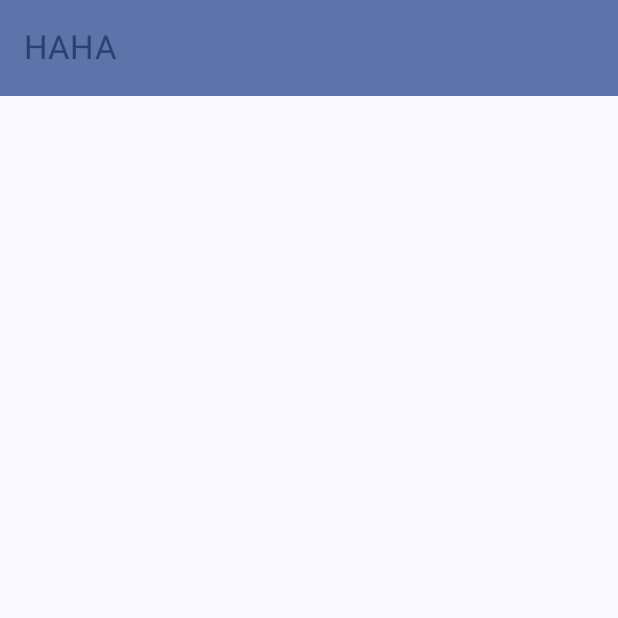
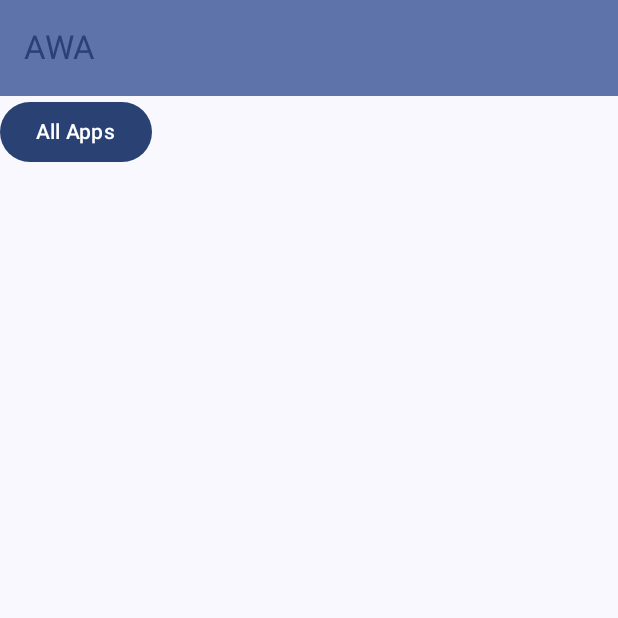
Before and after one commit to Perkedel/HTLauncher, an Android app built with Jetpack Compose: the screen it shows after launch (MainActivity), on a phone screen of 412 x 824 dp, the top half of it. Run offline under Robolectric (Android 15) with nearby library versions, the light colour scheme and no system bars.

Commit message:
[skip ci]

```diff
--- a/app/src/main/java/com/perkedel/htlauncher/MainActivity.kt
+++ b/app/src/main/java/com/perkedel/htlauncher/MainActivity.kt
@@ -59,31 +59,31 @@ class MainActivity : ComponentActivity() {
 @OptIn(ExperimentalMaterial3Api::class)
 @Composable
 fun HomeGreeting(){
-    val navController = rememberNavController()
     HTLauncherTheme {
-        Scaffold (
-            modifier = Modifier.fillMaxSize(),
-            topBar = {
-                TopAppBar(
-                    title = { Text("HAHA") },
-                    colors = topAppBarColors(
-                        containerColor = MaterialTheme.colorScheme.primaryContainer,
-                        titleContentColor = MaterialTheme.colorScheme.primary,
-                    ),
-                )
-            }
-        ) {
-            innerPadding -> Column(
-                modifier = Modifier.padding(innerPadding),
-                verticalArrangement = Arrangement.spacedBy(16.dp)
-            ){
-
-            }
-//            NavHost(navController, startDestination = Profile, Modifier.padding(innerPadding)) {
+//        Scaffold (
+//            modifier = Modifier.fillMaxSize(),
+//            topBar = {
+//                TopAppBar(
+//                    title = { Text("HAHA") },
+//                    colors = topAppBarColors(
+//                        containerColor = MaterialTheme.colorScheme.primaryContainer,
+//                        titleContentColor = MaterialTheme.colorScheme.primary,
+//                    ),
+//                )
+//            }
+//        ) {
+//            innerPadding -> Column(
+//                modifier = Modifier.padding(innerPadding),
+//                verticalArrangement = Arrangement.spacedBy(16.dp)
+//            ){
 //
 //            }
-
-        }
+////            NavHost(navController, startDestination = Profile, Modifier.padding(innerPadding)) {
+////
+////            }
+//
+//        }
+        Navigation()
     }
 }
 
--- a/app/src/main/java/com/perkedel/htlauncher/Navigation.kt
+++ b/app/src/main/java/com/perkedel/htlauncher/Navigation.kt
@@ -4,6 +4,8 @@ import androidx.compose.foundation.layout.Arrangement
 import androidx.compose.foundation.layout.Column
 import androidx.compose.foundation.layout.fillMaxSize
 import androidx.compose.foundation.layout.padding
+import androidx.compose.foundation.lazy.LazyColumn
+import androidx.compose.material3.Button
 import androidx.compose.material3.ExperimentalMaterial3Api
 import androidx.compose.material3.MaterialTheme
 import androidx.compose.material3.Scaffold
@@ -16,6 +18,7 @@ import androidx.compose.runtime.getValue
 import androidx.compose.runtime.mutableStateOf
 import androidx.compose.runtime.remember
 import androidx.compose.runtime.setValue
+import androidx.compose.ui.Alignment
 import androidx.compose.ui.Modifier
 import androidx.compose.ui.unit.dp
 import androidx.navigation.NavController
@@ -30,23 +33,59 @@ fun Navigation(){
     val navController = rememberNavController()
     NavHost(navController = navController, startDestination = Screen.HomeScreen.route){
         composable(route = Screen.HomeScreen.route) {
+            HomeScreen(navController = navController)
+        }
+        composable(
+            route = Screen.AllAppsScreen.route,
 
+        ) {
+            AllAppsScreen(navController = navController)
         }
     }
 }
 
 @OptIn(ExperimentalMaterial3Api::class)
 @Composable
-fun HomeScreen(navController: NavController){
+fun HomeScreen(navController: NavController?){
     val text by remember {
         mutableStateOf("")
     }
-    HTLauncherTheme {
     Scaffold(
         modifier = Modifier.fillMaxSize(),
         topBar = {
             TopAppBar(
-                    title = { Text("HAHA") },
+                title = { Text("AWA") },
+                colors = topAppBarColors(
+                    containerColor = MaterialTheme.colorScheme.primaryContainer,
+                    titleContentColor = MaterialTheme.colorScheme.primary,
+                ),
+            )
+        }
+    ) { innerPadding ->
+        Column(
+            modifier = Modifier.padding(innerPadding),
+            verticalArrangement = Arrangement.spacedBy(16.dp)
+        ) {
+            Button(
+                onClick = {
+                    navController?.navigate(Screen.AllAppsScreen)
+                },
+                modifier = Modifier.align(Alignment.End)
+            ) {
+                Text(text="All Apps")
+            }
+        }
+    }
+}
+
+@OptIn(ExperimentalMaterial3Api::class)
+@Composable
+fun AllAppsScreen(navController: NavController?){
+    Scaffold(
+        modifier = Modifier.fillMaxSize(),
+        topBar = {
+            TopAppBar(
+                title = { Text("All Apps") },
                 colors = topAppBarColors(
                     containerColor = MaterialTheme.colorScheme.primaryContainer,
                     titleContentColor = MaterialTheme.colorScheme.primary,
@@ -62,4 +101,3 @@ fun HomeScreen(navController: NavController){
         }
     }
 }
-}
```
Also changed, not shown: app/src/main/java/com/perkedel/htlauncher/Screen.kt (+11 -0 lines). Lines whose indentation alone changed are shown as unchanged.
